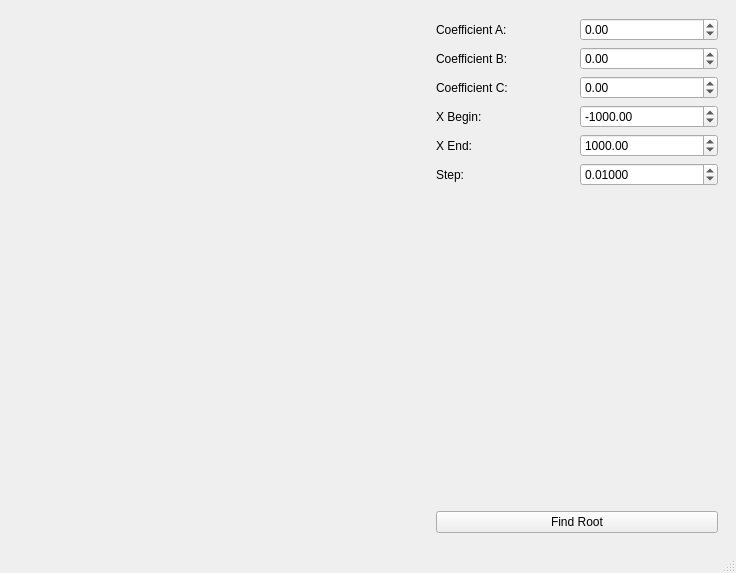
Thunderb0rn/Squorder, file squorder.ui: the form before one commit.
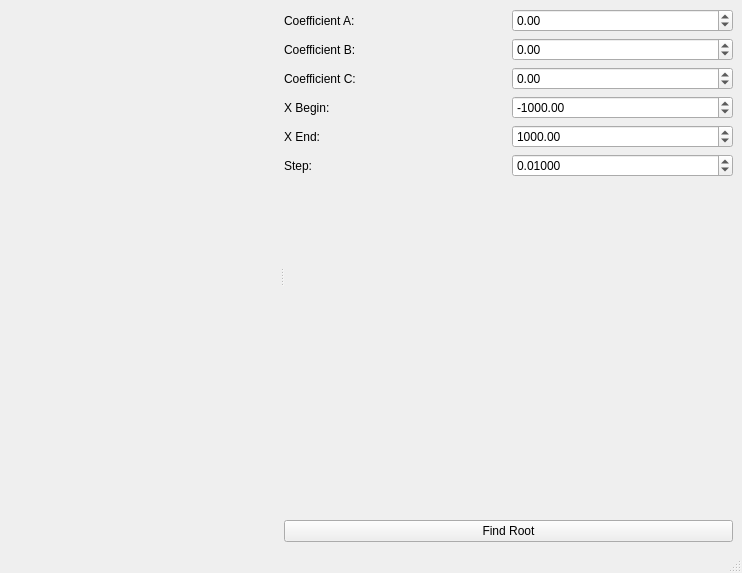
The form after the commit. Custom widgets are drawn as their Qt base class.

Commit message: add sliding side bar

Patch:
```diff
--- a/squorder.ui
+++ b/squorder.ui
@@ -6,7 +6,7 @@
    <rect>
     <x>0</x>
     <y>0</y>
-    <width>736</width>
+    <width>742</width>
     <height>573</height>
    </rect>
   </property>
@@ -14,15 +14,20 @@
    <string>squorder</string>
   </property>
   <widget class="QWidget" name="centralwidget">
-   <layout class="QHBoxLayout" name="horizontalLayout_8">
-    <item>
+   <layout class="QGridLayout" name="gridLayout">
+    <item row="0" column="0">
+     <widget class="QSplitter" name="splitter">
+      <property name="orientation">
+       <enum>Qt::Horizontal</enum>
+      </property>
      <widget class="QCustomPlot" name="PlotWidget" native="true"/>
-    </item>
-    <item>
      <widget class="QWidget" name="widget" native="true">
+       <property name="enabled">
+        <bool>true</bool>
+       </property>
       <property name="maximumSize">
        <size>
-        <width>300</width>
+         <width>16777215</width>
         <height>16777215</height>
        </size>
       </property>
@@ -194,6 +199,7 @@
        </item>
       </layout>
      </widget>
+     </widget>
     </item>
    </layout>
   </widget>
```
Left out of the diff: 8 changed lines with no effect on the pictures. Lines whose indentation alone changed are shown as unchanged. The commit also changes 1 other file.
